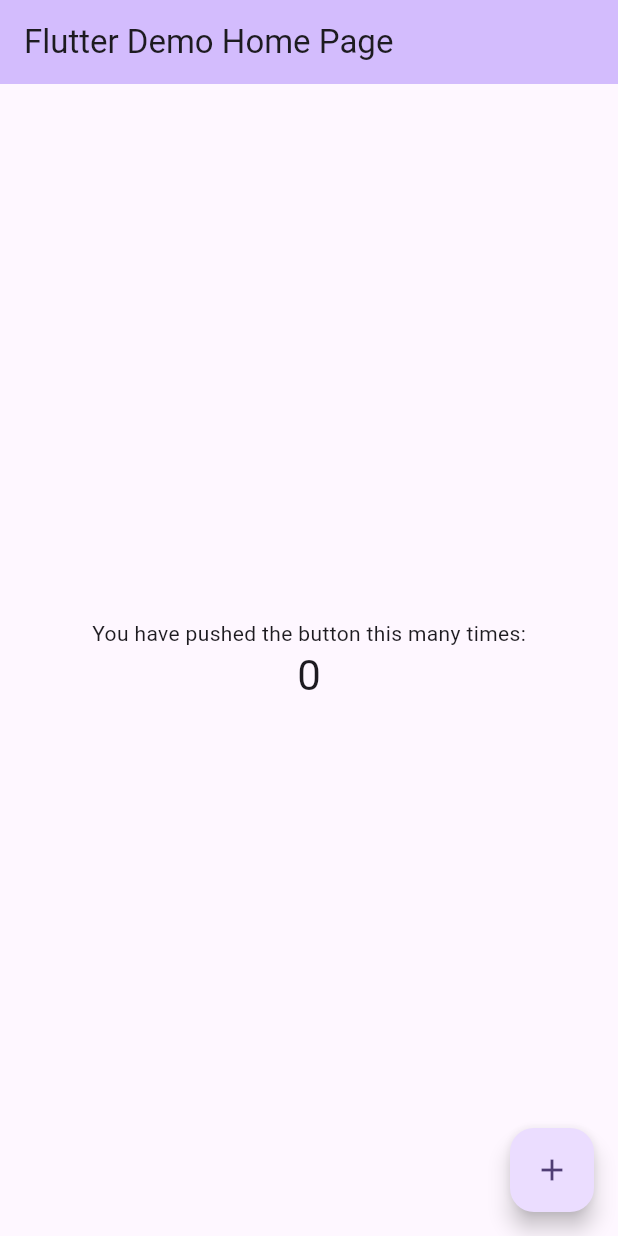
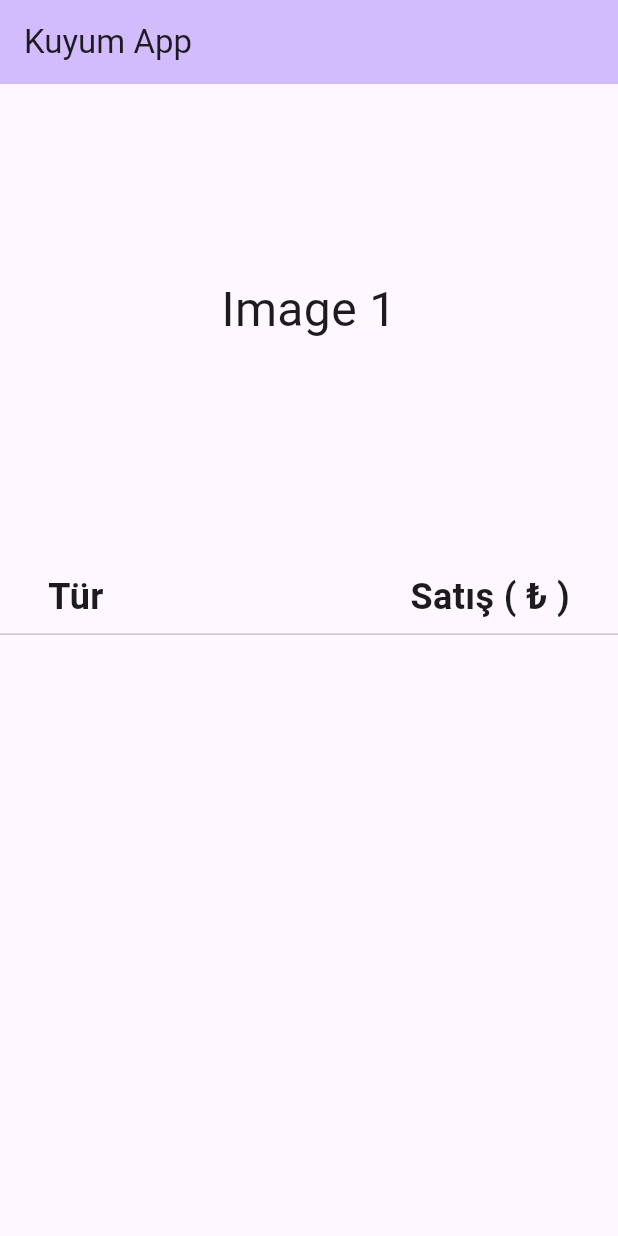
Before and after one commit to egecangurcan/kuyum_app, a Flutter app: the screen it shows after launch, on a phone screen of 412 x 824 dp. Run offline on Flutter 3.47's test engine with Material 3 defaults, Android fonts, the phone set to English and light mode, and no system bars; drawn by our look-alikes of carousel_slider; our stand-ins replace cloud_firestore, firebase_core; accounts and stored records are empty.

Commit message:
Firestore bağlantısı ile fiyat listesi eklendi. Resim olmadan sadece test için carousel slider eklendi.

```diff
--- /dev/null
+++ b/lib/imagePanel.dart
@@ -0,0 +1,33 @@
+import 'package:carousel_slider/carousel_slider.dart';
+import 'package:flutter/material.dart';
+
+class Top extends StatelessWidget {
+  const Top({super.key});
+
+  @override
+  Widget build(BuildContext context) {
+    return CarouselSlider(
+      options: CarouselOptions(
+        height: 400.0,
+        autoPlay: true,
+        autoPlayInterval: const Duration(seconds: 2),
+      ),
+      items: [1, 2, 3, 4, 5].map((i) {
+        return Builder(
+          builder: (BuildContext context) {
+            return Center(
+              child: Container(
+                  width: MediaQuery.of(context).size.width,
+                  margin: const EdgeInsets.symmetric(horizontal: 5.0),
+                  child: Text(
+                    'Image $i',
+                    style: const TextStyle(fontSize: 32),
+                    textAlign: TextAlign.center,
+                  )),
+            );
+          },
+        );
+      }).toList(),
+    );
+  }
+}
--- a/lib/main.dart
+++ b/lib/main.dart
@@ -1,7 +1,8 @@
 import 'package:firebase_core/firebase_core.dart';
 import 'package:flutter/material.dart';
-
+import 'package:kuyum_app/pricePanel.dart';
 import 'firebase_options.dart';
+import 'imagePanel.dart';
 
 Future<void> main() async{
   WidgetsFlutterBinding.ensureInitialized();
@@ -15,119 +16,51 @@
 class MyApp extends StatelessWidget {
   const MyApp({super.key});
 
-  // This widget is the root of your application.
   @override
   Widget build(BuildContext context) {
     return MaterialApp(
       title: 'Flutter Demo',
       theme: ThemeData(
-        // This is the theme of your application.
-        //
-        // TRY THIS: Try running your application with "flutter run". You'll see
-        // the application has a purple toolbar. Then, without quitting the app,
-        // try changing the seedColor in the colorScheme below to Colors.green
-        // and then invoke "hot reload" (save your changes or press the "hot
-        // reload" button in a Flutter-supported IDE, or press "r" if you used
-        // the command line to start the app).
-        //
-        // Notice that the counter didn't reset back to zero; the application
-        // state is not lost during the reload. To reset the state, use hot
-        // restart instead.
-        //
-        // This works for code too, not just values: Most code changes can be
-        // tested with just a hot reload.
         colorScheme: ColorScheme.fromSeed(seedColor: Colors.deepPurple),
         useMaterial3: true,
       ),
-      home: const MyHomePage(title: 'Flutter Demo Home Page'),
+      home: const MyHomePage(),
     );
   }
 }
 
-class MyHomePage extends StatefulWidget {
-  const MyHomePage({super.key, required this.title});
-
-  // This widget is the home page of your application. It is stateful, meaning
-  // that it has a State object (defined below) that contains fields that affect
-  // how it looks.
-
-  // This class is the configuration for the state. It holds the values (in this
-  // case the title) provided by the parent (in this case the App widget) and
-  // used by the build method of the State. Fields in a Widget subclass are
-  // always marked "final".
-
-  final String title;
-
-  @override
-  State<MyHomePage> createState() => _MyHomePageState();
-}
-
-class _MyHomePageState extends State<MyHomePage> {
-  int _counter = 0;
-
-  void _incrementCounter() {
-    setState(() {
-      // This call to setState tells the Flutter framework that something has
-      // changed in this State, which causes it to rerun the build method below
-      // so that the display can reflect the updated values. If we changed
-      // _counter without calling setState(), then the build method would not be
-      // called again, and so nothing would appear to happen.
-      _counter++;
-    });
-  }
+class MyHomePage extends StatelessWidget {
+  const MyHomePage({super.key});
 
   @override
   Widget build(BuildContext context) {
-    // This method is rerun every time setState is called, for instance as done
-    // by the _incrementCounter method above.
-    //
-    // The Flutter framework has been optimized to make rerunning build methods
-    // fast, so that you can just rebuild anything that needs updating rather
-    // than having to individually change instances of widgets.
     return Scaffold(
       appBar: AppBar(
-        // TRY THIS: Try changing the color here to a specific color (to
-        // Colors.amber, perhaps?) and trigger a hot reload to see the AppBar
-        // change color while the other colors stay the same.
         backgroundColor: Theme.of(context).colorScheme.inversePrimary,
-        // Here we take the value from the MyHomePage object that was created by
-        // the App.build method, and use it to set our appbar title.
-        title: Text(widget.title),
+        title: const Text("Kuyum App"),
       ),
-      body: Center(
-        // Center is a layout widget. It takes a single child and positions it
-        // in the middle of the parent.
+      body: const Center(
         child: Column(
-          // Column is also a layout widget. It takes a list of children and
-          // arranges them vertically. By default, it sizes itself to fit its
-          // children horizontally, and tries to be as tall as its parent.
-          //
-          // Column has various properties to control how it sizes itself and
-          // how it positions its children. Here we use mainAxisAlignment to
-          // center the children vertically; the main axis here is the vertical
-          // axis because Columns are vertical (the cross axis would be
-          // horizontal).
-          //
-          // TRY THIS: Invoke "debug painting" (choose the "Toggle Debug Paint"
-          // action in the IDE, or press "p" in the console), to see the
-          // wireframe for each widget.
           mainAxisAlignment: MainAxisAlignment.center,
           children: <Widget>[
-            const Text(
-              'You have pushed the button this many times:',
+            Expanded(
+              flex: 4,
+              child: Padding(
+                padding: EdgeInsets.symmetric(vertical: 8),
+                child: Top(),
+              ),
             ),
-            Text(
-              '$_counter',
-              style: Theme.of(context).textTheme.headlineMedium,
+            SizedBox(height: 16),
+            Expanded(
+              flex: 6,
+              child: Padding(
+                padding: EdgeInsets.symmetric(vertical: 8),
+                child: Bottom(),
+              ),
             ),
           ],
         ),
       ),
-      floatingActionButton: FloatingActionButton(
-        onPressed: _incrementCounter,
-        tooltip: 'Increment',
-        child: const Icon(Icons.add),
-      ), // This trailing comma makes auto-formatting nicer for build methods.
     );
   }
 }
--- /dev/null
+++ b/lib/pricePanel.dart
@@ -0,0 +1,65 @@
+import 'package:cloud_firestore/cloud_firestore.dart';
+import 'package:flutter/material.dart';
+
+class Bottom extends StatelessWidget {
+  const Bottom({super.key});
+
+  @override
+  Widget build(BuildContext context) {
+    return FutureBuilder(
+      future: FirebaseFirestore.instance.collection('fiyatlar').get(),
+      builder: (BuildContext context, AsyncSnapshot<QuerySnapshot> snapshot) {
+        if (!snapshot.hasData) {
+          return const Center(child: CircularProgressIndicator());
+        }
+
+        List<Product> fiyatlar = snapshot.data!.docs.map((DocumentSnapshot doc) {
+          return Product.fromSnapshot(doc);
+        }).toList();
+
+        return Column(
+          children: [
+            const Padding(
+              padding: EdgeInsets.symmetric(horizontal: 32),
+              child: Row(
+                mainAxisAlignment: MainAxisAlignment.spaceBetween,
+                children: [
+                  Text("Tür", style: TextStyle(fontWeight: FontWeight.bold, fontSize: 24)),
+                  Text("Satış ( ₺ )", style: TextStyle(fontWeight: FontWeight.bold, fontSize: 24)),
+                ],
+              ),
+            ),
+            const Divider(),
+            ...fiyatlar.map((fiyat) {
+              return Padding(
+                padding: const EdgeInsets.symmetric(horizontal: 32),
+                child: Row(
+                  mainAxisAlignment: MainAxisAlignment.spaceBetween,
+                  children: [
+                    Text(fiyat.name, style: const TextStyle(fontSize: 24)),
+                    Text(fiyat.price.toString(), style: const TextStyle(fontSize: 24)),
+                  ],
+                ),
+              );
+            }),
+          ],
+        );
+      },
+    );
+  }
+}
+
+class Product {
+  final String name;
+  final double price;
+
+  Product({required this.name, required this.price});
+
+  factory Product.fromSnapshot(DocumentSnapshot snapshot) {
+    Map<String, dynamic> data = snapshot.data() as Map<String, dynamic>;
+    return Product(
+      name: data['tur'] ?? '',
+      price: data['fiyat'] ?? '',
+    );
+  }
+}
--- a/pubspec.yaml
+++ b/pubspec.yaml
@@ -36,6 +36,8 @@ dependencies:
   # Use with the CupertinoIcons class for iOS style icons.
   cupertino_icons: ^1.0.2
   firebase_core: ^2.25.3
+  carousel_slider: ^4.2.1
+  cloud_firestore: ^4.15.3
 
 dev_dependencies:
   flutter_test:
```
Also changed, not shown: pubspec.lock, 1 other file.
